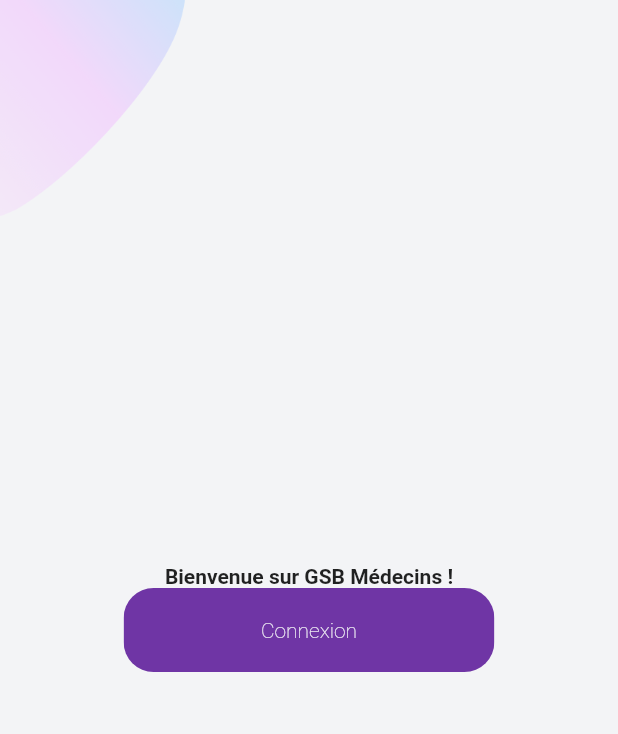
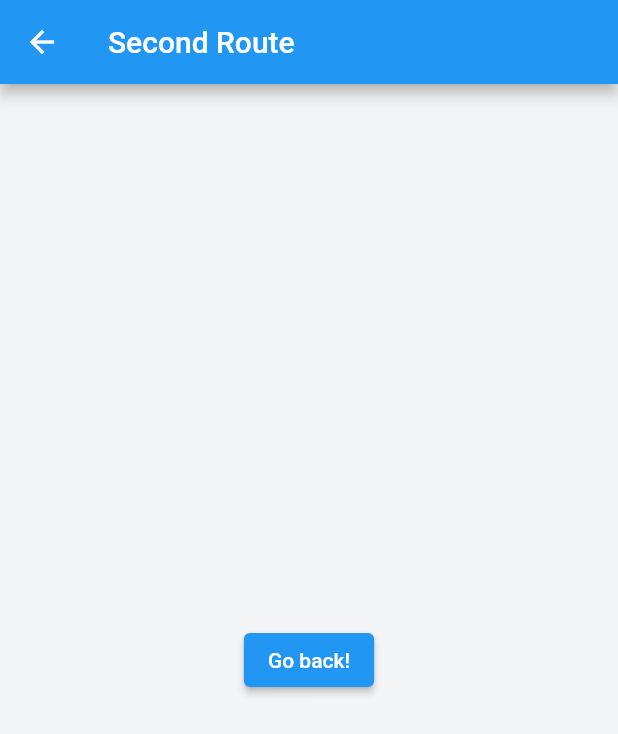
Before and after one commit to NosiGuapo/AP4-GSB-Medecins_App, a Flutter app: the screen it shows after launch, after a tap on "Connexion", on a phone screen of 412 x 824 dp. Shown: the top 734 px of the screen. Run offline on Flutter 3.47's test engine with Material 2 defaults, Android fonts, the phone set to English and light mode, and no system bars.

Commit message:
Login button redirection to another page

```diff
--- /dev/null
+++ b/lib/components/primary_button.dart
@@ -0,0 +1,45 @@
+import 'package:flutter/material.dart';
+import '../constants.dart';
+
+class RoundPcButton extends StatelessWidget {
+  // Text inside button
+  final String text;
+  final void Function()? onPressed;
+  final Color colour, textColour;
+
+  // Class constructor
+  const RoundPcButton({
+    Key? key,
+    required this.text,
+    required this.onPressed,
+    // Button colours will never change, we can define them in the constructor
+    this.colour = primaryColour,
+    this.textColour = bgColour,
+  }) : super(key: key);
+
+  @override
+  Widget build(BuildContext context) {
+    Size size = MediaQuery.of(context).size;
+    return Container(
+      // Manage button size
+      width: size.width * 0.6,
+      child: ClipRRect(
+        // Border-radius 20px
+        borderRadius: BorderRadius.circular(20),
+        child: TextButton(
+          style: TextButton.styleFrom(
+            padding: const EdgeInsets.symmetric(vertical: 20, horizontal: 40),
+            // Button text colour
+            primary: bgColour,
+            backgroundColor: primaryColour,
+          ),
+          onPressed: onPressed,
+          child: Text(
+            text,
+            style: TextStyle(fontWeight: FontWeight.w200, color: textColour),
+          ),
+        ),
+      ),
+    );
+  }
+}
--- /dev/null
+++ b/lib/screens/Login/login_screen.dart
@@ -0,0 +1,22 @@
+import 'package:flutter/material.dart';
+
+class LoginScreen extends StatelessWidget {
+  const LoginScreen({Key? key}) : super(key: key);
+
+  @override
+  Widget build(BuildContext context) {
+    return Scaffold(
+      appBar: AppBar(
+        title: const Text('Second Route'),
+      ),
+      body: Center(
+        child: ElevatedButton(
+          onPressed: () {
+            // Navigate back to first route when tapped.
+          },
+          child: const Text('Go back!'),
+        ),
+      ),
+    );
+  }
+}
--- a/lib/screens/Welcome/components/body.dart
+++ b/lib/screens/Welcome/components/body.dart
@@ -1,6 +1,8 @@
-import 'package:ap4_gsbmedecins_appli/constants.dart';
+import 'package:ap4_gsbmedecins_appli/screens/Login/login_screen.dart';
 import 'package:ap4_gsbmedecins_appli/screens/Welcome/components/background.dart';
 import 'package:flutter/material.dart';
+
+import '../../../components/primary_button.dart';
 
 class Body extends StatelessWidget {
   const Body({Key? key}) : super(key: key);
@@ -12,8 +14,8 @@ class Body extends StatelessWidget {
       child: Column(
         // Centering text
         mainAxisAlignment: MainAxisAlignment.center,
-        children: const <Widget>[
-          Text(
+        children: <Widget>[
+          const Text(
             // Text styles
             "Bienvenue sur GSB Médecins !",
             style: TextStyle(fontWeight: FontWeight.bold),
@@ -21,53 +23,17 @@ class Body extends StatelessWidget {
           RoundPcButton(
             // Actions and text may vary, we need to specify its content and action
             text: "Connexion",
-            press: () {},
+            onPressed: () {
+              Navigator.push(
+                  context,
+                  MaterialPageRoute(
+                      builder: (context) => const LoginScreen(),
+                  ),
+              );
+            },
           ),
         ],
       ),
     );
   }
 }
-
-class RoundPcButton extends StatelessWidget {
-  // Text inside button
-  final String text;
-  final Function press;
-  final Color colour, textColour;
-
-  // Class constructor
-  const RoundPcButton({
-    Key? key,
-    this.text,
-    this.press,
-    // Button colours will never change, we can define them in the constructor
-    this.colour = primaryColour,
-    this.textColour = bgColour,
-  }) : super(key: key);
-
-  @override
-  Widget build(BuildContext context) {
-    Size size = MediaQuery.of(context).size;
-    return Container(
-      // Manage button size
-      width: size.width * 0.6,
-      child: ClipRRect(
-        // Border-radius 20px
-        borderRadius: BorderRadius.circular(20),
-        child: TextButton(
-          style: TextButton.styleFrom(
-            padding: const EdgeInsets.symmetric(vertical: 20, horizontal: 40),
-            // Button text colour
-            primary: bgColour,
-            backgroundColor: primaryColour,
-          ),
-          onPressed: press,
-          child: Text(
-            text,
-            style: TextStyle(fontWeight: FontWeight.w200, color: textColour),
-          ),
-        ),
-      ),
-    );
-  }
-}
```
